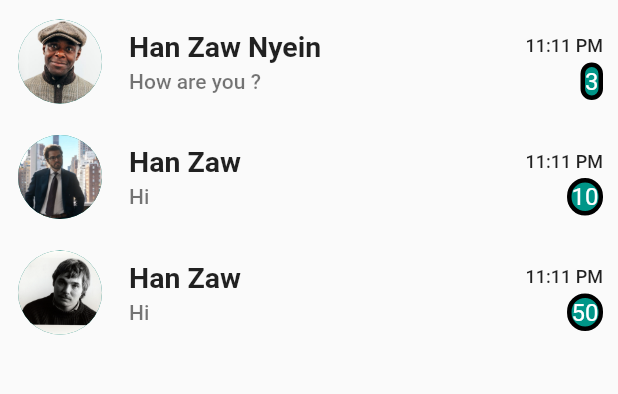
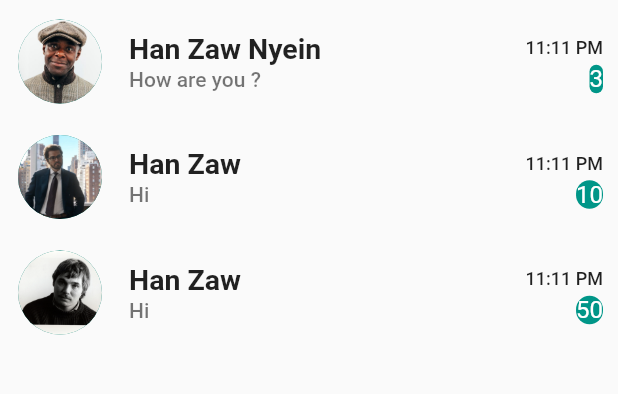
Before and after one commit to HanZawNyein/telegam_clone, a Flutter app: the screen it shows after launch, on a phone screen of 412 x 824 dp, the part 84-478 px from its top. Run offline on Flutter 3.47's test engine with Material 2 defaults, Android fonts, the phone set to English and light mode, and no system bars.

Commit message:
fix border color

```diff
--- a/lib/user_card.dart
+++ b/lib/user_card.dart
@@ -52,8 +52,8 @@ class UserCard extends StatelessWidget {
             ),
             Container(
               decoration: BoxDecoration(
-                  border: Border.all(width: 3),
-                  borderRadius: BorderRadius.circular(70),
+                  // border: Border.all(width: 1),
+                  borderRadius: BorderRadius.circular(90),
                   color: Colors.teal),
               child: Text(
                 unreadCount,
```
